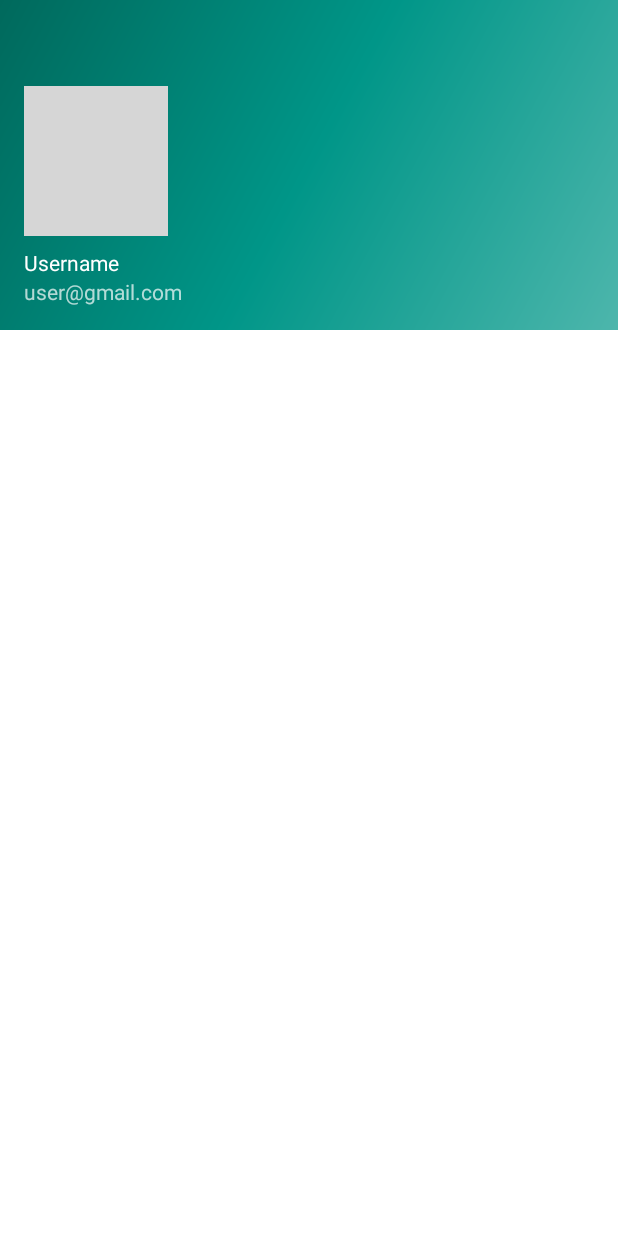
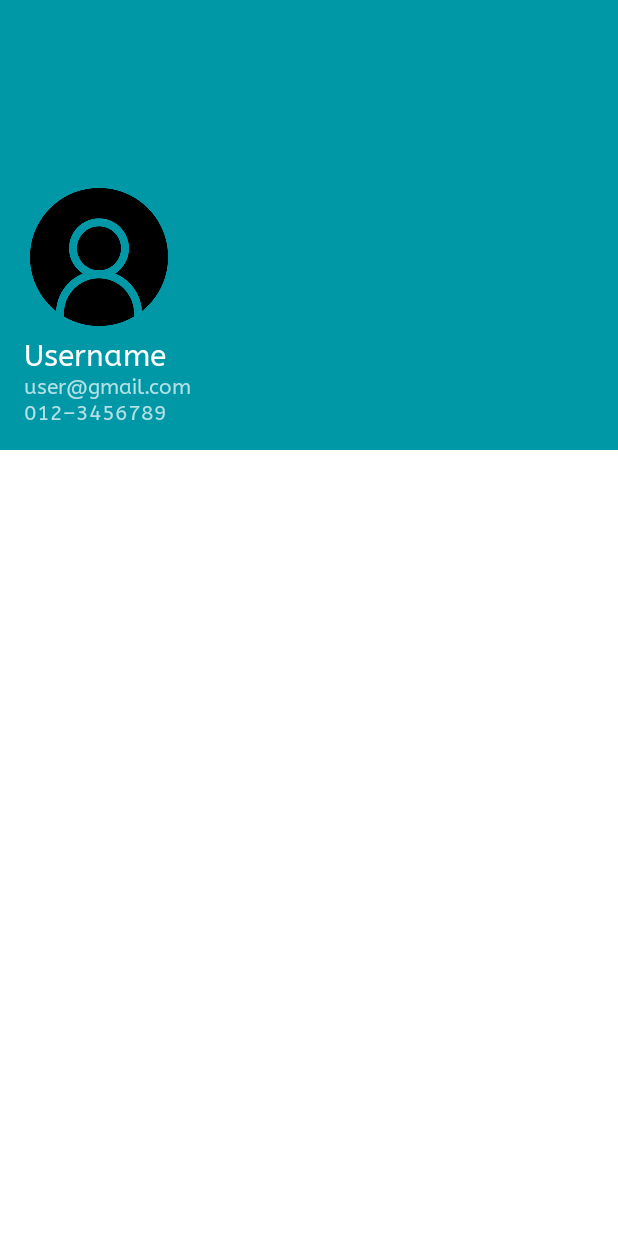
Before and after one commit to zhiiyii/HungerHub, an Android app: the layout nav_header_main.xml on its own in the app's theme, with its tools: preview values and no code run, on a phone screen of 412 x 824 dp. Run offline under Robolectric (Android 15) with nearby library versions, the phone set to English and light mode, and no system bars; grey boxes are pictures that could not be loaded.

Commit message:
navigation drawer

```diff
--- a/app/src/main/res/layout/nav_header_main.xml
+++ b/app/src/main/res/layout/nav_header_main.xml
@@ -3,7 +3,7 @@
     xmlns:app="http://schemas.android.com/apk/res-auto"
     android:layout_width="match_parent"
     android:layout_height="@dimen/nav_header_height"
-    android:background="@drawable/side_nav_bar"
+    android:background="@color/cyan"
     android:gravity="bottom"
     android:orientation="vertical"
     android:paddingLeft="@dimen/activity_horizontal_margin"
@@ -15,23 +15,36 @@
 
     <ImageView
         android:id="@+id/imageView"
-        android:layout_width="wrap_content"
+        android:layout_width="100dp"
         android:layout_height="100dp"
         android:layout_marginTop="@dimen/nav_header_margin_top"
         android:contentDescription="@string/nav_header_desc"
         android:paddingTop="@dimen/nav_header_vertical_spacing"
-        app:srcCompat="@drawable/ic_profile_foreground" />
+        app:srcCompat="@drawable/user" />
 
     <TextView
+        android:id="@+id/textViewName"
         android:layout_width="match_parent"
         android:layout_height="wrap_content"
         android:paddingTop="@dimen/nav_header_vertical_spacing"
         android:text="@string/nav_header_title"
-        android:textAppearance="@style/TextAppearance.AppCompat.Body1" />
+        android:textAppearance="@style/TextAppearance.AppCompat.Body1"
+        android:fontFamily="@font/abeezee_regular"
+        android:textSize="20sp" />
 
     <TextView
-        android:id="@+id/textView"
+        android:id="@+id/textViewEmail"
         android:layout_width="wrap_content"
         android:layout_height="wrap_content"
-        android:text="@string/nav_header_subtitle" />
+        android:text="@string/nav_header_subtitle"
+        android:fontFamily="@font/abeezee_regular"
+        android:textSize="14sp"/>
+
+    <TextView
+        android:id="@+id/textViewPhone"
+        android:layout_width="wrap_content"
+        android:layout_height="wrap_content"
+        android:text="@string/nav_header_subtitle2"
+        android:fontFamily="@font/abeezee_regular"
+        android:textSize="14sp" />
 </LinearLayout>
--- a/app/src/main/res/values/colors.xml
+++ b/app/src/main/res/values/colors.xml
@@ -15,5 +15,5 @@
     <color name="grey">#888888</color>
     <color name="primary_color">#80cbc4</color>
     <color name="grey_light">#F0F0F0</color>
-
+    <color name="cyan">#0097a7</color>
 </resources>
--- a/app/src/main/res/values/dimens.xml
+++ b/app/src/main/res/values/dimens.xml
@@ -3,7 +3,7 @@
     <dimen name="activity_horizontal_margin">16dp</dimen>
     <dimen name="activity_vertical_margin">16dp</dimen>
     <dimen name="nav_header_vertical_spacing">8dp</dimen>
-    <dimen name="nav_header_height">220dp</dimen>
+    <dimen name="nav_header_height">300dp</dimen>
     <dimen name="nav_header_margin_top">40dp</dimen>
     <dimen name="fab_margin">18dp</dimen>
     <dimen name="font_size_label">16sp</dimen>
--- a/app/src/main/res/values/strings.xml
+++ b/app/src/main/res/values/strings.xml
@@ -4,6 +4,7 @@
     <string name="navigation_drawer_close">Close navigation drawer</string>
     <string name="nav_header_title">Username</string>
     <string name="nav_header_subtitle">user@gmail.com</string>
+    <string name="nav_header_subtitle2">012–3456789</string>
     <string name="nav_header_desc">Navigation header</string>
     <string name="action_settings">Settings</string>
 
```
Also changed, not shown: app/src/main/java/my/edu/tarc/hungerhub/MainActivity.kt (+51 -0 lines), app/src/main/res/drawable/user.png (added).
